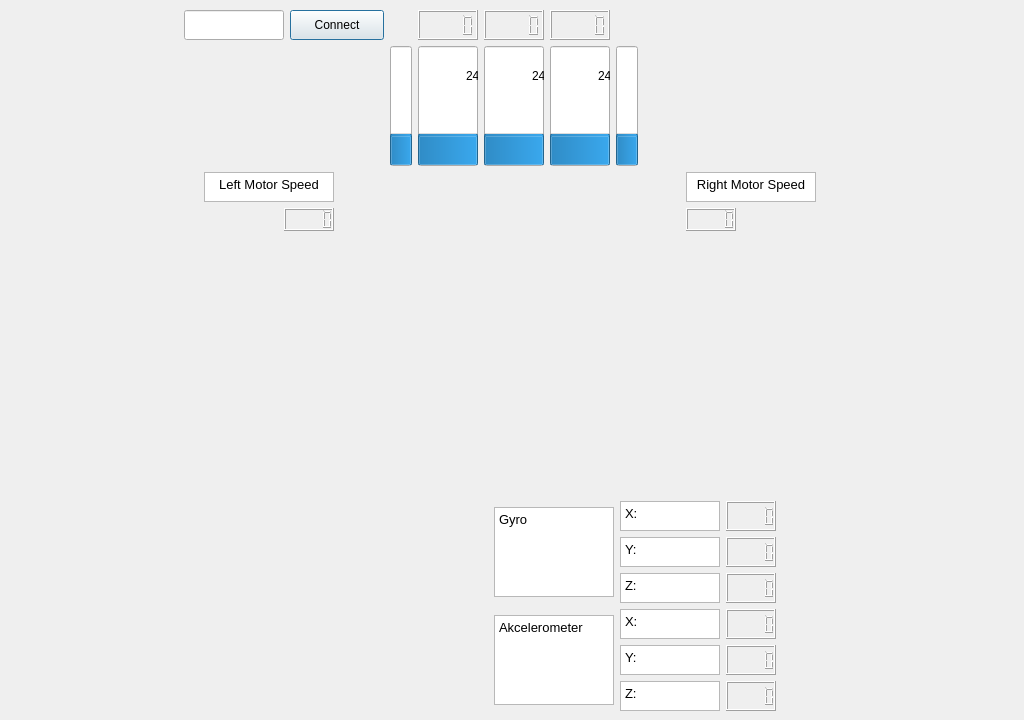
Qt form PyQt/robottelemetry.ui (StanislavJochman/LSTME-robottelemetry) before a commit.
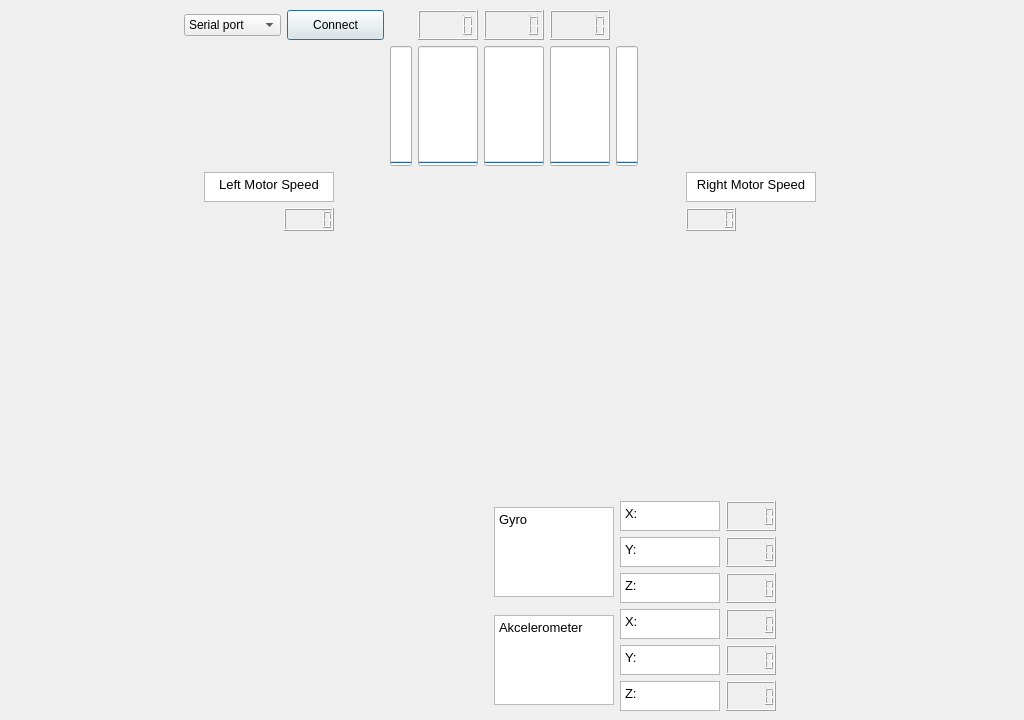
The same form after that commit. Icons and pictures are not drawn.

Diff of the .ui file:
```diff
--- a/PyQt/robottelemetry.ui
+++ b/PyQt/robottelemetry.ui
@@ -441,8 +441,11 @@
           <height>120</height>
          </size>
         </property>
+        <property name="maximum">
+         <number>1</number>
+        </property>
         <property name="value">
-         <number>24</number>
+         <number>-1</number>
         </property>
         <property name="alignment">
          <set>Qt::AlignCenter</set>
@@ -486,8 +489,11 @@
           <height>120</height>
          </size>
         </property>
+        <property name="maximum">
+         <number>1</number>
+        </property>
         <property name="value">
-         <number>24</number>
+         <number>-1</number>
         </property>
         <property name="alignment">
          <set>Qt::AlignCenter</set>
@@ -505,8 +511,11 @@
           <height>120</height>
          </size>
         </property>
+        <property name="maximum">
+         <number>1</number>
+        </property>
         <property name="value">
-         <number>24</number>
+         <number>-1</number>
         </property>
         <property name="alignment">
          <set>Qt::AlignCenter</set>
@@ -533,8 +542,11 @@
         <property name="layoutDirection">
          <enum>Qt::LeftToRight</enum>
         </property>
+        <property name="maximum">
+         <number>1</number>
+        </property>
         <property name="value">
-         <number>24</number>
+         <number>-1</number>
         </property>
         <property name="alignment">
          <set>Qt::AlignCenter</set>
@@ -588,8 +600,11 @@
           <height>120</height>
          </size>
         </property>
+        <property name="maximum">
+         <number>1</number>
+        </property>
         <property name="value">
-         <number>24</number>
+         <number>-1</number>
         </property>
         <property name="alignment">
          <set>Qt::AlignCenter</set>
@@ -602,16 +617,12 @@
       <item row="1" column="0">
        <layout class="QHBoxLayout" name="horizontalLayout_3">
         <item>
-         <widget class="QLineEdit" name="ComPort">
-          <property name="maximumSize">
-           <size>
-            <width>100</width>
-            <height>50</height>
-           </size>
-          </property>
-          <property name="maxLength">
-           <number>100</number>
-          </property>
+         <widget class="QComboBox" name="COM_Port">
+          <item>
+           <property name="text">
+            <string>Serial port</string>
+           </property>
+          </item>
          </widget>
         </item>
         <item>
```
Left out of the diff: 2 changed lines with no effect on the pictures.
